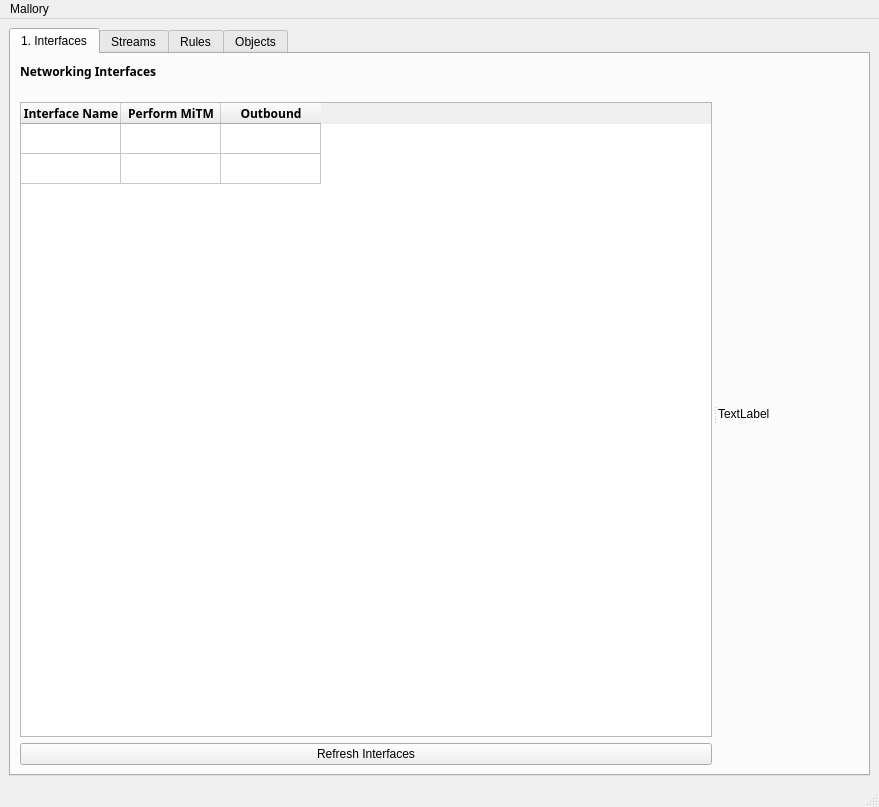
intrepidusgroup/mallory, file src/gui/TCPEdit.ui: the form before one commit.
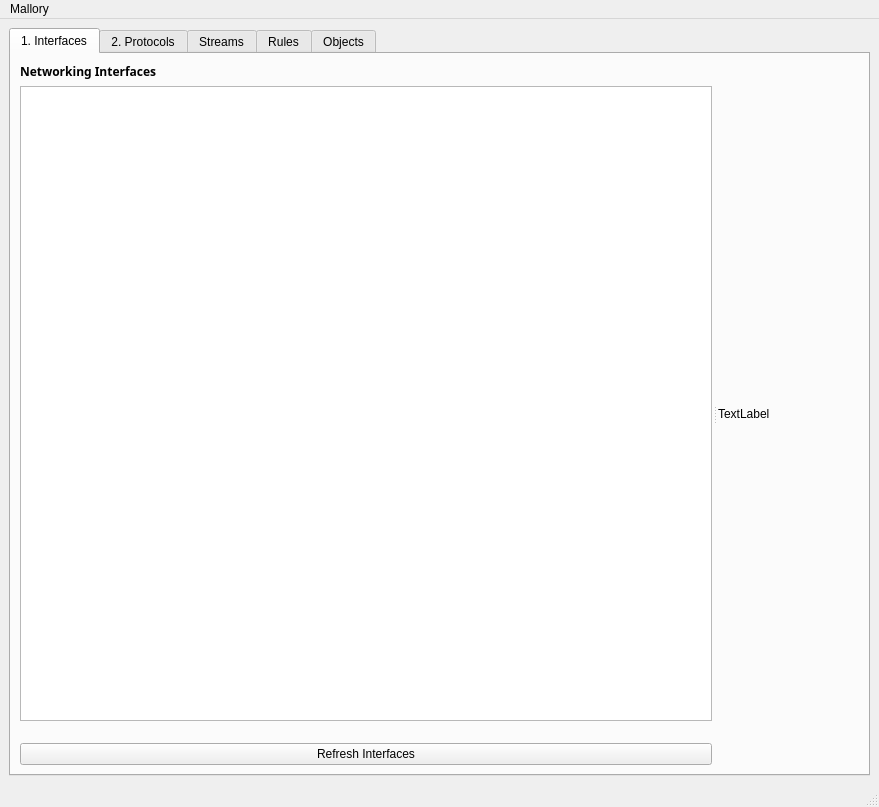
The form after the commit.

Commit message: Major feature implementation on the InterfacesGui and related classes to make automagic interfaces configuration possible

Patch:
```diff
--- a/src/gui/TCPEdit.ui
+++ b/src/gui/TCPEdit.ui
@@ -82,6 +82,16 @@
               </property>
              </widget>
             </item>
+            <item>
+             <widget class="QTableView" name="tableinterfaces">
+              <attribute name="verticalHeaderVisible">
+               <bool>false</bool>
+              </attribute>
+              <attribute name="verticalHeaderVisible">
+               <bool>false</bool>
+              </attribute>
+             </widget>
+            </item>
             <item>
              <spacer name="verticalSpacer">
               <property name="orientation">
@@ -98,76 +108,6 @@
               </property>
              </spacer>
             </item>
-            <item>
-             <widget class="QTableWidget" name="tableWidget">
-              <property name="sizePolicy">
-               <sizepolicy hsizetype="Expanding" vsizetype="Expanding">
-                <horstretch>0</horstretch>
-                <verstretch>0</verstretch>
-               </sizepolicy>
-              </property>
-              <property name="minimumSize">
-               <size>
-                <width>0</width>
-                <height>0</height>
-               </size>
-              </property>
-              <property name="rowCount">
-               <number>2</number>
-              </property>
-              <property name="columnCount">
-               <number>3</number>
-              </property>
-              <attribute name="verticalHeaderVisible">
-               <bool>false</bool>
-              </attribute>
-              <attribute name="verticalHeaderVisible">
-               <bool>false</bool>
-              </attribute>
-              <row>
-               <property name="text">
-                <string>Test</string>
-               </property>
-              </row>
-              <row/>
-              <column>
-               <property name="text">
-                <string>Interface Name</string>
-               </property>
-               <property name="font">
-                <font>
-                 <family>Sans Serif</family>
-                 <weight>75</weight>
-                 <bold>true</bold>
-                </font>
-               </property>
-              </column>
-              <column>
-               <property name="text">
-                <string>Perform MiTM</string>
-               </property>
-               <property name="font">
-                <font>
-                 <family>Sans Serif</family>
-                 <weight>75</weight>
-                 <bold>true</bold>
-                </font>
-               </property>
-              </column>
-              <column>
-               <property name="text">
-                <string>Outbound</string>
-               </property>
-               <property name="font">
-                <font>
-                 <family>Sans Serif</family>
-                 <weight>75</weight>
-                 <bold>true</bold>
-                </font>
-               </property>
-              </column>
-             </widget>
-            </item>
             <item>
              <widget class="QPushButton" name="btnrefreshifaces">
               <property name="sizePolicy">
@@ -201,6 +141,11 @@
         </item>
        </layout>
       </widget>
+      <widget class="QWidget" name="tab_protocols">
+       <attribute name="title">
+        <string>2. Protocols</string>
+       </attribute>
+      </widget>
       <widget class="QWidget" name="tab_streams">
        <attribute name="title">
         <string>Streams</string>
```
The commit also changes 4 other files.
